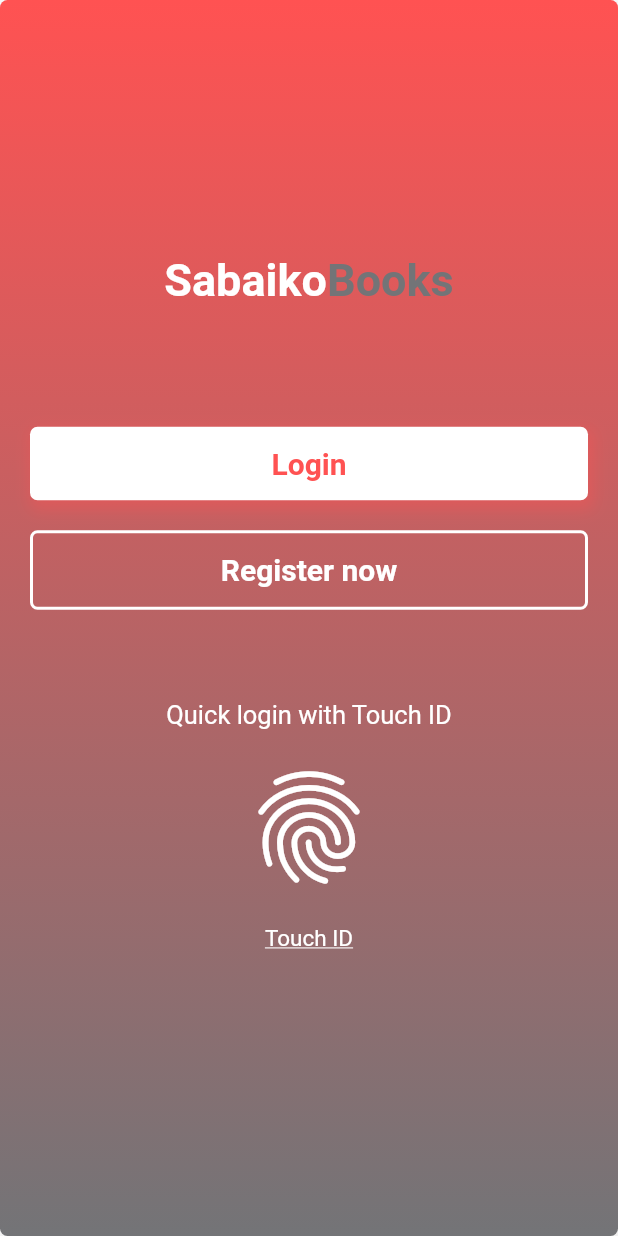
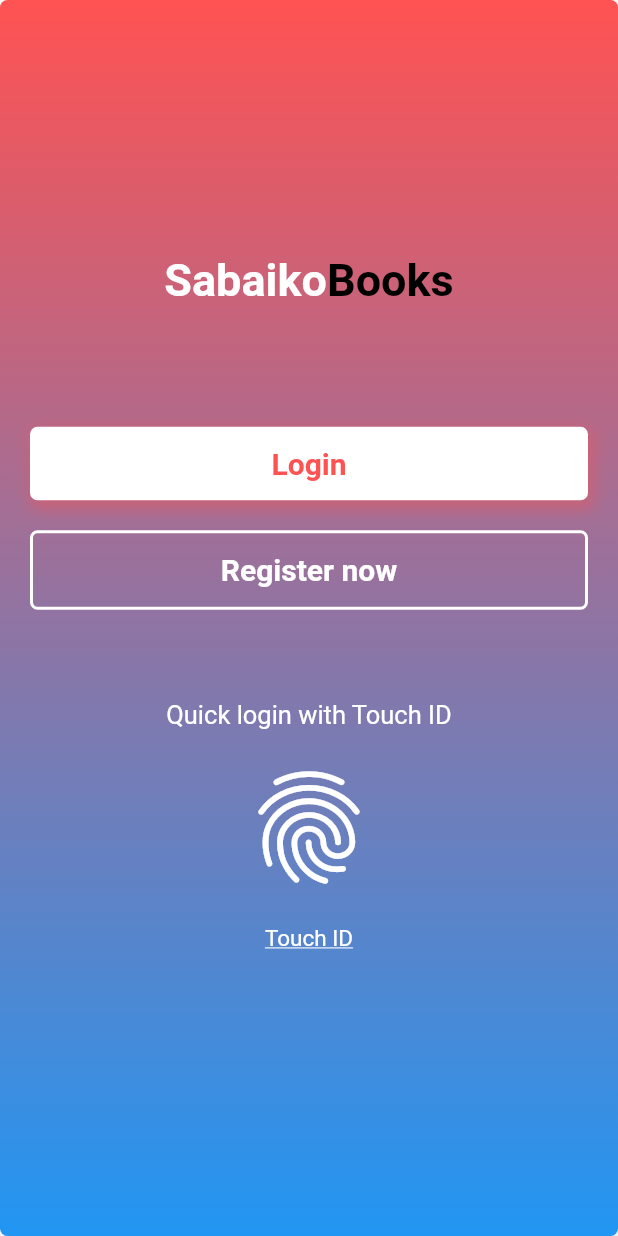
Before and after one commit to RahulRimal/share_learning, a Flutter app: the LoginSignupScreen screen opened by its route, on a phone screen of 412 x 824 dp. Run offline on Flutter 3.47's test engine with Material 2 defaults, Android fonts, the phone set to English and light mode, and no system bars; our stand-ins replace flutter_svg, image_picker, photo_view; missing offline and left inert: nepali_date_picker; accounts and stored records are empty; project files that could hold a hidden picture were left out.

Commit message:
Working on

```diff
--- a/lib/data/book_api.dart
+++ b/lib/data/book_api.dart
@@ -5,6 +5,7 @@ import 'package:http/http.dart' as http;
 import 'package:share_learning/models/api_status.dart';
 import 'package:share_learning/models/book.dart';
 import 'package:share_learning/models/session.dart';
+import 'package:share_learning/templates/managers/api_values_manager.dart';
 import 'package:share_learning/templates/managers/strings_manager.dart';
 import 'package:share_learning/templates/managers/values_manager.dart';
 
@@ -13,7 +14,8 @@ class BookApi {
     // static Future<Object> getBooks() async {
     try {
       // var url = Uri.parse('http://localhost/apiforsharelearn/posts/u/1');
-      var url = Uri.parse('http://10.0.2.2/apiforsharelearn/posts/u/' + uId);
+      // var url = Uri.parse('http://10.0.2.2/apiforsharelearn/posts/u/' + uId);
+      var url = Uri.parse(RemoteManager.BASE_URI + '/posts/u/' + uId);
 
       var response = await http.get(
         url,
--- a/lib/data/session_api.dart
+++ b/lib/data/session_api.dart
@@ -5,6 +5,7 @@ import 'package:http/http.dart' as http;
 import 'package:share_learning/models/api_status.dart';
 import 'package:share_learning/models/book.dart';
 import 'package:share_learning/models/session.dart';
+import 'package:share_learning/templates/managers/api_values_manager.dart';
 import 'package:share_learning/templates/managers/strings_manager.dart';
 import 'package:share_learning/templates/managers/values_manager.dart';
 
@@ -16,7 +17,7 @@ class SessionApi {
         "password": password
       };
       // var url = Uri.parse('http://localhost/apiforsharelearn/sessions');
-      var url = Uri.parse('http://10.0.2.2/apiforsharelearn/sessions');
+      var url = Uri.parse(RemoteManager.BASE_URI + '/sessions');
 
       // Map<String, String> postHeaders = {
       // "Content-Type": "application/json; charset=utf-8",
--- a/lib/data/user_api.dart
+++ b/lib/data/user_api.dart
@@ -4,6 +4,7 @@ import 'dart:io';
 import 'package:http/http.dart' as http;
 import 'package:share_learning/models/api_status.dart';
 import 'package:share_learning/models/user.dart';
+import 'package:share_learning/templates/managers/api_values_manager.dart';
 import 'package:share_learning/templates/managers/strings_manager.dart';
 import 'package:share_learning/templates/managers/values_manager.dart';
 
@@ -77,7 +78,8 @@ class UserApi {
   static Future<Object> getUserFromToken(String accessToken) async {
     try {
       // var url = Uri.parse('http://localhost/apiforsharelearn/users/me');
-      var url = Uri.parse('http://10.0.2.2/apiforsharelearn/users');
+      // var url = Uri.parse('http://10.0.2.2/apiforsharelearn/users');
+      var url = Uri.parse(RemoteManager.BASE_URI + '/users');
 
       var response = await http.get(url, headers: {
         HttpHeaders.authorizationHeader: accessToken,
--- a/lib/main.dart
+++ b/lib/main.dart
@@ -54,9 +54,9 @@ class MyApp extends StatelessWidget {
         // home: SplashScreen(),
         // home: OnBoardingScreen(),
         // home: AddPostScreen(),
-        // home: LoginSignupScreen(),
+        home: LoginSignupScreen(),
         // home: LoginScreen(),
-        home: SignUpScreen(),
+        // home: SignUpScreen(),
         routes: {
           SinglePostScreen.routeName: (context) => SinglePostScreen(),
           UserPostsScreen.routeName: (context) => UserPostsScreen(),
--- /dev/null
+++ b/lib/templates/managers/api_values_manager.dart
@@ -0,0 +1,5 @@
+class RemoteManager {
+  static const String BASE_URI = 'http://10.0.2.2/apiforsharelearn';
+}
+
+class ApiManager {}
--- a/lib/templates/managers/color_manager.dart
+++ b/lib/templates/managers/color_manager.dart
@@ -16,6 +16,7 @@ class ColorManager {
   static Color grey1 = HexColor.fromHex("#707070");
   static Color grey2 = HexColor.fromHex("#797979");
   static Color white = HexColor.fromHex("#FFFFFF");
+  static Color black = HexColor.fromHex("#000000");
   static Color error = HexColor.fromHex("#e61f34"); // red color
 }
 
--- a/lib/templates/screens/login_signup_screen.dart
+++ b/lib/templates/screens/login_signup_screen.dart
@@ -1,4 +1,5 @@
 import 'package:flutter/material.dart';
+import 'package:share_learning/templates/managers/color_manager.dart';
 import 'package:share_learning/templates/screens/login_screen.dart';
 import 'package:share_learning/templates/screens/signup_screen.dart';
 
@@ -105,7 +106,8 @@ class _LoginSignupScreenState extends State<LoginSignupScreen> {
         TextSpan(
           text: 'Books',
           style: TextStyle(
-              color: Theme.of(context).colorScheme.secondary,
+              // color: Theme.of(context).colorScheme.secondary,
+              color: ColorManager.black,
               fontWeight: FontWeight.w700,
               fontSize: 30),
         ),
@@ -135,7 +137,8 @@ class _LoginSignupScreenState extends State<LoginSignupScreen> {
                   // colors: [Color(0xfffbb448), Color(0xffe46b10)])),
                   colors: [
                     Theme.of(context).primaryColor,
-                    Theme.of(context).colorScheme.secondary,
+                    // Theme.of(context).colorScheme.secondary,
+                    ColorManager.secondary,
                   ])),
           child: Column(
             crossAxisAlignment: CrossAxisAlignment.center,
--- a/pubspec.yaml
+++ b/pubspec.yaml
@@ -33,6 +33,7 @@ dependencies:
   http: ^0.13.4
   async: ^2.8.2
   flutter_svg: ^0.22.0
+  khalti: ^1.0.2
 
 
   # The following adds the Cupertino Icons font to your application.
```
Also changed, not shown: pubspec.lock.
